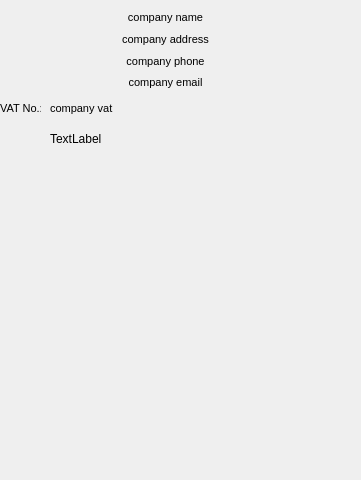
Before: the Qt Designer form bill.ui in RamrajCh/SuperMarket-Billing-System, drawn with Qt 5.
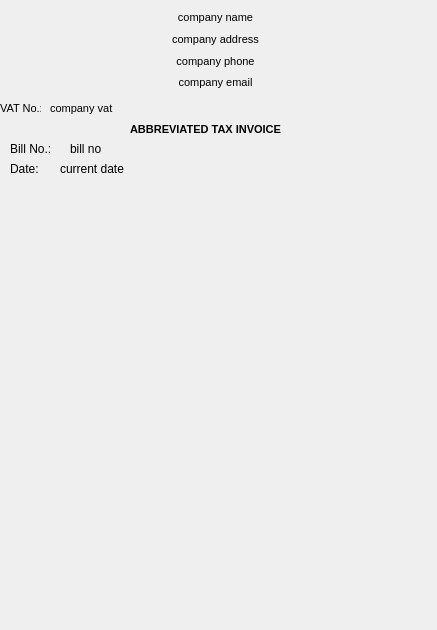
After: the same form once the commit is applied.

```diff
--- a/bill.ui
+++ b/bill.ui
@@ -6,8 +6,8 @@
    <rect>
     <x>0</x>
     <y>0</y>
-    <width>361</width>
-    <height>480</height>
+    <width>437</width>
+    <height>630</height>
    </rect>
   </property>
   <property name="windowTitle">
@@ -43,22 +43,22 @@
    <widget class="QLabel" name="label_2">
     <property name="geometry">
      <rect>
-      <x>50</x>
-      <y>130</y>
-      <width>67</width>
-      <height>17</height>
+      <x>130</x>
+      <y>120</y>
+      <width>151</width>
+      <height>20</height>
      </rect>
     </property>
     <property name="text">
-     <string>TextLabel</string>
+     <string>&lt;html&gt;&lt;head/&gt;&lt;body&gt;&lt;p&gt;&lt;span style=&quot; font-size:8pt; font-weight:600;&quot;&gt;ABBREVIATED TAX INVOICE&lt;/span&gt;&lt;/p&gt;&lt;/body&gt;&lt;/html&gt;</string>
     </property>
    </widget>
-   <widget class="QWidget" name="">
+   <widget class="QWidget" name="layoutWidget">
     <property name="geometry">
      <rect>
       <x>0</x>
       <y>10</y>
-      <width>331</width>
+      <width>431</width>
       <height>81</height>
      </rect>
     </property>
@@ -93,6 +93,58 @@
      </item>
     </layout>
    </widget>
+   <widget class="QLabel" name="label_3">
+    <property name="geometry">
+     <rect>
+      <x>10</x>
+      <y>140</y>
+      <width>61</width>
+      <height>17</height>
+     </rect>
+    </property>
+    <property name="text">
+     <string>Bill No.:</string>
+    </property>
+   </widget>
+   <widget class="QLabel" name="label_4">
+    <property name="geometry">
+     <rect>
+      <x>70</x>
+      <y>140</y>
+      <width>101</width>
+      <height>17</height>
+     </rect>
+    </property>
+    <property name="text">
+     <string>bill no</string>
+    </property>
+   </widget>
+   <widget class="QLabel" name="label_5">
+    <property name="geometry">
+     <rect>
+      <x>10</x>
+      <y>160</y>
+      <width>51</width>
+      <height>17</height>
+     </rect>
+    </property>
+    <property name="text">
+     <string>Date:</string>
+    </property>
+   </widget>
+   <widget class="QLabel" name="label_6">
+    <property name="geometry">
+     <rect>
+      <x>60</x>
+      <y>160</y>
+      <width>101</width>
+      <height>17</height>
+     </rect>
+    </property>
+    <property name="text">
+     <string>current date</string>
+    </property>
+   </widget>
   </widget>
  </widget>
  <resources/>
```
